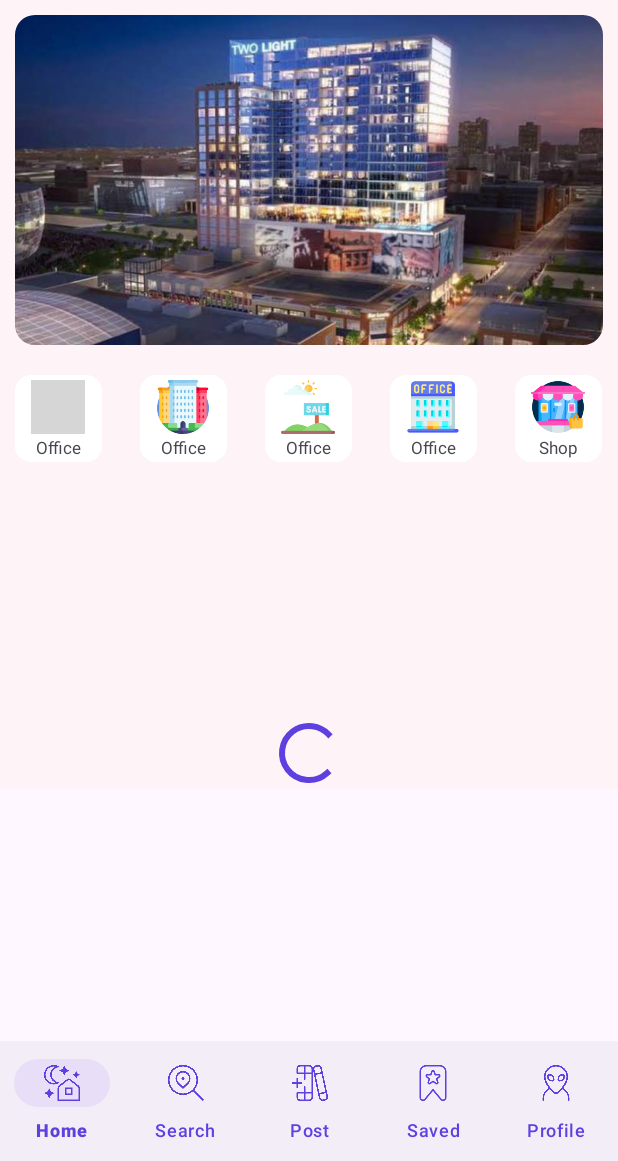
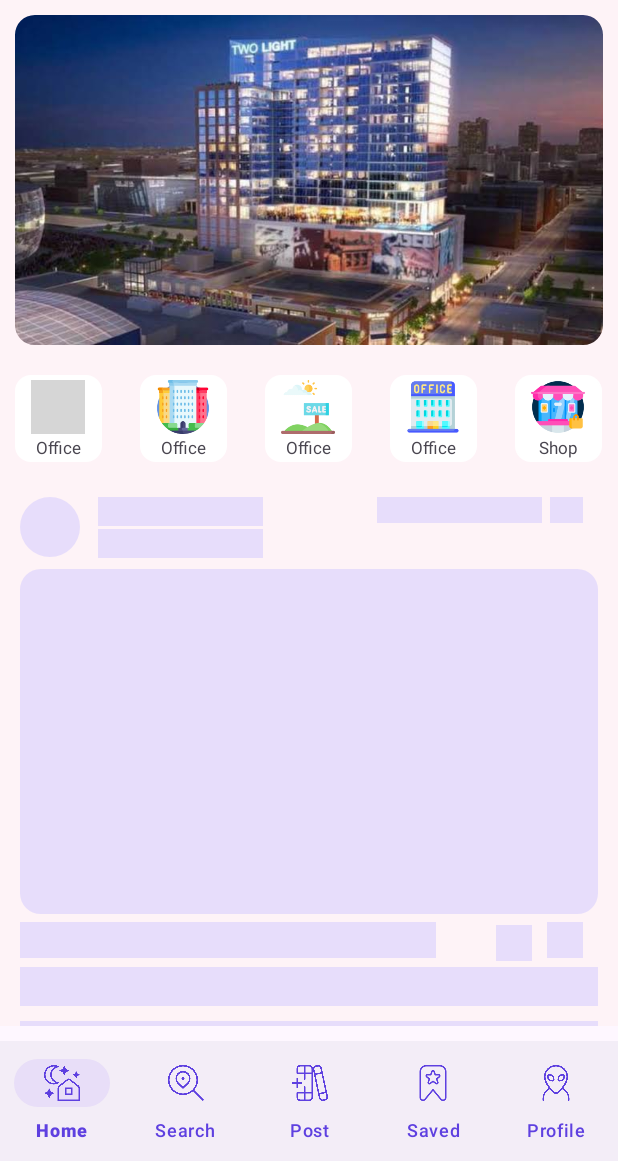
Before and after one commit to anil-s-yadav/Home-Rental, an Android app: the screen it shows after launch (MainActivity), on a phone screen of 412 x 824 dp, the part 75-1236 px from its top. Run offline under Robolectric (Android 15) with nearby library versions, the phone set to English and light mode, and no system bars; our stand-ins replace Firebase (no records; nobody signed in at launch, a user with empty details on screens opened directly), Picasso, Shimmer; pictures from the network do not load; grey boxes are pictures that could not be loaded.

```diff
--- a/app/src/main/java/com/legendarysoftwares/homerental/fragments/Home.java
+++ b/app/src/main/java/com/legendarysoftwares/homerental/fragments/Home.java
@@ -16,6 +16,7 @@
 import android.widget.ImageView;
 import android.widget.ProgressBar;
 
+import com.facebook.shimmer.ShimmerFrameLayout;
 import com.firebase.ui.database.FirebaseRecyclerOptions;
 import com.google.android.material.imageview.ShapeableImageView;
 import com.google.firebase.auth.FirebaseAuth;
@@ -44,8 +45,10 @@
         View view = inflater.inflate(R.layout.fragment_home, container, false);
 
         homeRecyclerView = view.findViewById(R.id.home_recycler_view);
-        ProgressBar progressBar = view.findViewById(R.id.progressBar);
         ImageButton openMassageActivity = view.findViewById(R.id.massages);
+
+        ShimmerFrameLayout shimmer = view.findViewById(R.id.home_shimmer);
+        shimmer.startShimmer();
 
         ShapeableImageView ViewFlipperImage1 = view.findViewById(R.id.Images_In_Image_Slider1);
         ShapeableImageView ViewFlipperImage2 = view.findViewById(R.id.Images_In_Image_Slider2);
@@ -91,7 +94,8 @@
                 @Override
                 public void onItemRangeInserted(int positionStart, int itemCount) {
                     // Data loaded, hide ProgressBar and show RecyclerView
-                    progressBar.setVisibility(View.GONE);
+                    shimmer.stopShimmer();
+                    shimmer.hideShimmer();
                     homeRecyclerView.setVisibility(View.VISIBLE);
                 }
             });
--- a/app/src/main/res/layout/activity_my_posts_on_profile.xml
+++ b/app/src/main/res/layout/activity_my_posts_on_profile.xml
@@ -39,13 +39,11 @@
         app:cardCornerRadius="10dp"
         android:layout_margin="5dp"
         android:elevation="8dp"
-        android:outlineAmbientShadowColor="@color/DarkBlue400"
-        android:background="@drawable/user_bg">
+        android:outlineAmbientShadowColor="@color/DarkBlue400">
 
         <LinearLayout
             android:layout_width="match_parent"
             android:layout_height="330dp"
-            android:background="@drawable/test_bg"
             android:orientation="vertical">
 
             <com.google.android.material.imageview.ShapeableImageView
@@ -57,26 +55,25 @@
                 android:scaleType="centerCrop"
                 android:layout_marginTop="14dp"
                 app:shapeAppearanceOverlay="@style/Circular"
-                android:background="@color/DarkBlue200"/>
+                android:background="@color/DarkBlue100"/>
 
             <TextView
                 android:id="@+id/postOnProfile_username"
                 android:layout_width="280dp"
                 android:layout_height="wrap_content"
                 android:text="User Name"
-                android:textSize="17sp"
+                android:textSize="15sp"
+                android:fontFamily="@font/poppins_semibold"
                 android:textColor="@color/DarkBlue300"
                 android:layout_gravity="center"
-                android:textAlignment="center"
-                android:textStyle="bold"/>
+                android:textAlignment="center"/>
             <TextView
                 android:id="@+id/userAbout"
                 android:layout_width="280dp"
                 android:layout_height="wrap_content"
                 android:text="About user"
                 android:layout_gravity="center"
-                android:layout_marginTop="8dp"
-                android:fontFamily="sans-serif-medium"
+                android:fontFamily="@font/poppins_regular"
                 android:layout_marginBottom="8dp"
                 android:textAlignment="center"
                 android:textColor="@color/DarkBlue200"
--- a/app/src/main/res/layout/fragment_home.xml
+++ b/app/src/main/res/layout/fragment_home.xml
@@ -510,21 +510,30 @@
             </HorizontalScrollView>
 
 
+
+            <com.facebook.shimmer.ShimmerFrameLayout
+                android:id="@+id/home_shimmer"
+                android:layout_width="match_parent"
+                android:layout_height="wrap_content"
+                android:layout_below="@+id/horizontalScrollView">
+                <LinearLayout
+                    android:layout_width="match_parent"
+                    android:layout_height="wrap_content"
+                    android:orientation="vertical">
+                    <include layout="@layout/shimmer_effect_home"/>
+                    <include layout="@layout/shimmer_effect_home"/>
+                    <include layout="@layout/shimmer_effect_home"/>
+                </LinearLayout>
+            </com.facebook.shimmer.ShimmerFrameLayout>
+
             <androidx.recyclerview.widget.RecyclerView
                 android:id="@+id/home_recycler_view"
                 android:layout_width="match_parent"
                 android:layout_height="match_parent"
+                android:visibility="gone"
                 android:layout_below="@+id/horizontalScrollView"
                 android:overScrollMode="never"
                 android:paddingTop="5dp" />
-
-            <ProgressBar
-                android:id="@+id/progressBar"
-                android:layout_width="wrap_content"
-                android:layout_height="wrap_content"
-                android:layout_centerInParent="true"
-                android:layout_marginTop="160dp"
-                android:layout_below="@+id/horizontalScrollView"/>
 
         </RelativeLayout>
 
--- a/app/src/main/res/layout/one_post_home_rv.xml
+++ b/app/src/main/res/layout/one_post_home_rv.xml
@@ -28,7 +28,7 @@
                     android:layout_height="40dp"
                     android:layout_marginEnd="12dp"
                     app:shapeAppearanceOverlay="@style/Circular"
-                    android:background="@color/DarkBlue200" />
+                    android:background="@color/DarkBlue100" />
 
                 <LinearLayout
                     android:layout_width="wrap_content"
@@ -107,7 +107,7 @@
                         android:scaleType="centerCrop"
                         android:layout_marginEnd="2dp"
                         app:shapeAppearanceOverlay="@style/RoundedSquare"
-                        android:background="@color/DarkBlue200"
+                        android:background="@color/DarkBlue100"
                         />
                     <com.google.android.material.imageview.ShapeableImageView
                         android:id="@+id/post_image_from_database2"
@@ -116,7 +116,7 @@
                         android:scaleType="centerCrop"
                         android:layout_marginEnd="2dp"
                         app:shapeAppearanceOverlay="@style/RoundedSquare"
-                        android:background="@color/DarkBlue200"
+                        android:background="@color/DarkBlue100"
                         />
                     <com.google.android.material.imageview.ShapeableImageView
                         android:id="@+id/post_image_from_database3"
@@ -125,7 +125,7 @@
                         android:scaleType="centerCrop"
                         android:layout_marginEnd="2dp"
                         app:shapeAppearanceOverlay="@style/RoundedSquare"
-                        android:background="@color/DarkBlue200"
+                        android:background="@color/DarkBlue100"
                         />
                     <com.google.android.material.imageview.ShapeableImageView
                         android:id="@+id/post_image_from_database4"
@@ -134,7 +134,7 @@
                         android:layout_marginEnd="2dp"
                         android:scaleType="centerCrop"
                         app:shapeAppearanceOverlay="@style/RoundedSquare"
-                        android:background="@color/DarkBlue200"
+                        android:background="@color/DarkBlue100"
                         />
                     <com.google.android.material.imageview.ShapeableImageView
                         android:id="@+id/post_image_from_database5"
@@ -143,7 +143,7 @@
                         android:layout_marginEnd="2dp"
                         android:scaleType="centerCrop"
                         app:shapeAppearanceOverlay="@style/RoundedSquare"
-                        android:background="@color/DarkBlue200"
+                        android:background="@color/DarkBlue100"
                         />
                     <com.google.android.material.imageview.ShapeableImageView
                         android:id="@+id/post_image_from_database6"
@@ -152,7 +152,7 @@
                         android:layout_marginEnd="2dp"
                         android:scaleType="centerCrop"
                         app:shapeAppearanceOverlay="@style/RoundedSquare"
-                        android:background="@color/DarkBlue200"
+                        android:background="@color/DarkBlue100"
                         />
 
 
--- /dev/null
+++ b/app/src/main/res/layout/shimmer_effect_home.xml
@@ -0,0 +1,174 @@
+<?xml version="1.0" encoding="utf-8"?>
+
+<androidx.constraintlayout.widget.ConstraintLayout
+    xmlns:android="http://schemas.android.com/apk/res/android"
+    xmlns:app="http://schemas.android.com/apk/res-auto"
+    xmlns:tools="http://schemas.android.com/tools"
+    android:layout_width="match_parent"
+    android:layout_height="wrap_content"
+    android:layout_margin="8dp"
+    android:padding="5dp">
+
+    <LinearLayout
+        android:id="@+id/linearLayout"
+        android:layout_width="match_parent"
+        android:layout_height="match_parent"
+        android:orientation="vertical">
+
+        <LinearLayout
+            android:layout_width="match_parent"
+            android:layout_height="48dp"
+            android:orientation="horizontal">
+
+            <com.google.android.material.imageview.ShapeableImageView
+                android:id="@+id/post_seller_dp"
+                android:layout_width="40dp"
+                android:layout_height="40dp"
+                android:layout_marginEnd="12dp"
+                app:shapeAppearanceOverlay="@style/Circular"
+                android:background="@color/DarkBlue100" />
+
+            <LinearLayout
+                android:layout_width="wrap_content"
+                android:layout_height="match_parent"
+                android:layout_weight="3"
+                android:orientation="vertical">
+
+                <TextView
+                    android:id="@+id/post_seller_name"
+                    android:layout_width="110dp"
+                    android:layout_height="wrap_content"
+                    android:background="@color/DarkBlue100"
+                    android:paddingStart="8dp"
+                    android:layout_marginBottom="2dp"
+                    android:paddingEnd="8dp" />
+
+                <TextView
+                    android:id="@+id/post_seller_type"
+                    android:layout_width="110dp"
+                    android:layout_height="wrap_content"
+                    android:background="@color/DarkBlue100"/>
+            </LinearLayout>
+
+            <!--<androidx.cardview.widget.CardView
+                android:id="@+id/post_chat"
+                android:layout_width="wrap_content"
+                android:layout_height="30dp"
+                android:layout_marginTop="5dp"
+                android:layout_weight="1"
+                android:backgroundTint="@color/DarkBlue100"
+                app:cardCornerRadius="5dp">-->
+
+            <TextView
+                android:id="@+id/post_chat"
+                android:layout_width="110dp"
+                android:layout_height="wrap_content"
+                android:layout_gravity="center"
+                android:layout_marginBottom="16dp"
+                android:background="@color/DarkBlue100"/>
+
+            <TextView
+                android:layout_width="22dp"
+                android:layout_height="wrap_content"
+                android:background="@color/DarkBlue100"
+                android:backgroundTint="@color/DarkBlue100"
+                android:layout_gravity="center"
+                android:layout_marginBottom="16dp"
+                android:layout_marginStart="5dp"
+                android:layout_marginEnd="10dp"
+                />
+            <!--
+                            </androidx.cardview.widget.CardView>
+            -->
+
+        </LinearLayout>
+
+
+        <com.google.android.material.imageview.ShapeableImageView
+            android:id="@+id/horizontalScrollView"
+            android:layout_width="match_parent"
+            android:layout_height="230dp"
+            android:scrollIndicators="none"
+            android:scrollbars="none"
+            android:background="@color/DarkBlue100"
+            app:shapeAppearanceOverlay="@style/RoundedSquare"
+            android:contentDescription="homes">
+
+
+
+        </com.google.android.material.imageview.ShapeableImageView>
+
+
+        <LinearLayout
+            android:layout_width="match_parent"
+            android:layout_height="wrap_content"
+            android:layout_marginTop="5dp"
+            android:orientation="horizontal">
+
+            <TextView
+                android:layout_width="wrap_content"
+                android:layout_height="26dp"
+                android:layout_weight="2"
+                android:layout_gravity="center_vertical"
+                android:paddingTop="3dp"
+                android:layout_marginEnd="40dp"
+                android:layout_marginBottom="4dp"
+                android:background="@color/DarkBlue100"/>
+            <ImageView
+                android:layout_width="24dp"
+                android:layout_height="24dp"
+                android:layout_marginTop="2dp"
+                android:layout_marginEnd="10dp"
+                android:background="@color/DarkBlue100" />
+            <ImageView
+                android:layout_width="24dp"
+                android:layout_height="24dp"
+                android:layout_marginEnd="10dp"
+                android:background="@color/DarkBlue100"/>
+
+        </LinearLayout>
+
+
+        <TextView
+            android:layout_width="match_parent"
+            android:layout_height="26dp"
+            android:layout_marginBottom="10dp"
+            android:background="@color/DarkBlue100"/>
+        <TextView
+            android:layout_width="match_parent"
+            android:layout_height="26dp"
+            android:layout_marginBottom="10dp"
+            android:background="@color/DarkBlue100"/>
+
+
+
+        <!--<RelativeLayout
+            android:layout_width="wrap_content"
+            android:layout_height="wrap_content">
+            <TextView
+                android:id="@+id/post_carpet_area"
+                android:layout_width="80dp"
+                android:layout_height="wrap_content"
+                android:padding="2dp"
+                android:gravity="center"
+                android:drawablePadding="4dp"
+                android:layout_marginEnd="5dp"
+                android:background="@color/DarkBlue100"/>
+
+            <TextView
+                android:id="@+id/post_status"
+                android:layout_width="80dp"
+                android:layout_height="wrap_content"
+                android:padding="2dp"
+                android:gravity="center"
+                android:layout_marginEnd="8dp"
+                android:layout_toEndOf="@id/post_carpet_area"
+                android:drawablePadding="4dp"
+                android:background="@color/DarkBlue100"/>
+        </RelativeLayout>-->
+
+    </LinearLayout>
+
+
+
+</androidx.constraintlayout.widget.ConstraintLayout>
```
